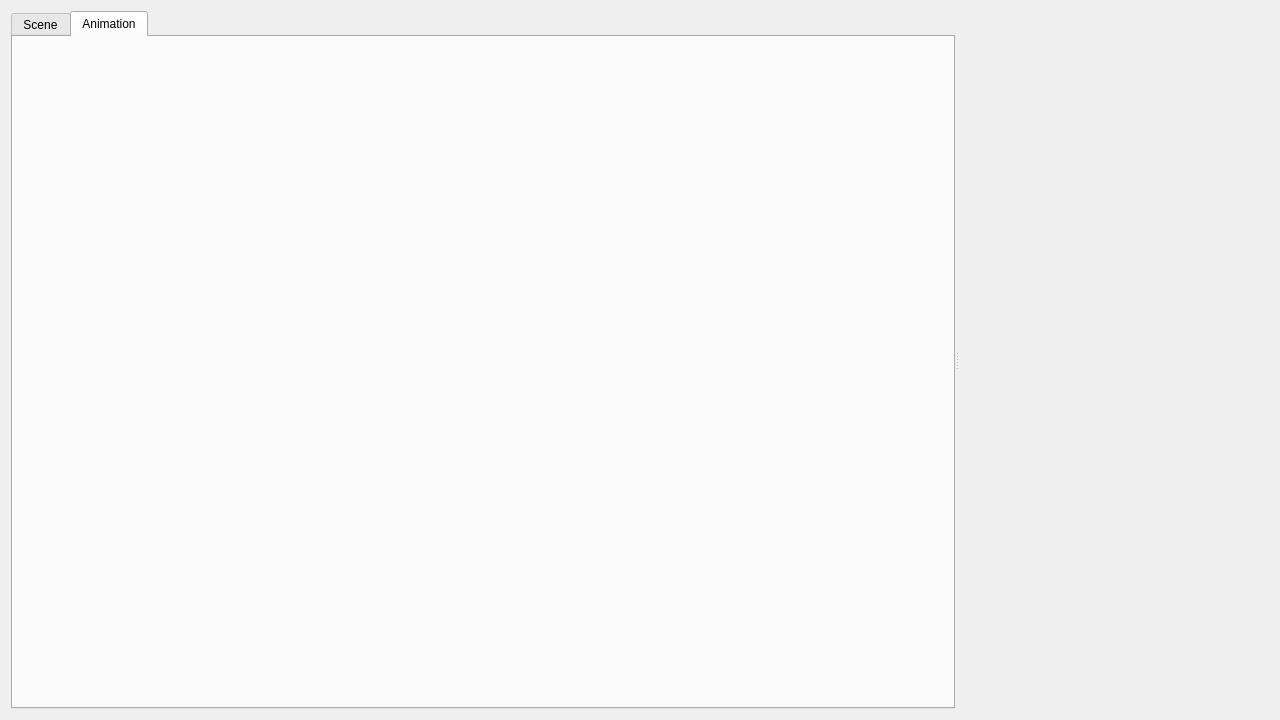
Before: the Qt Designer form UI/mainwindow.ui in suchiz/Suchiz-Rendring-Engine, drawn with Qt 5.
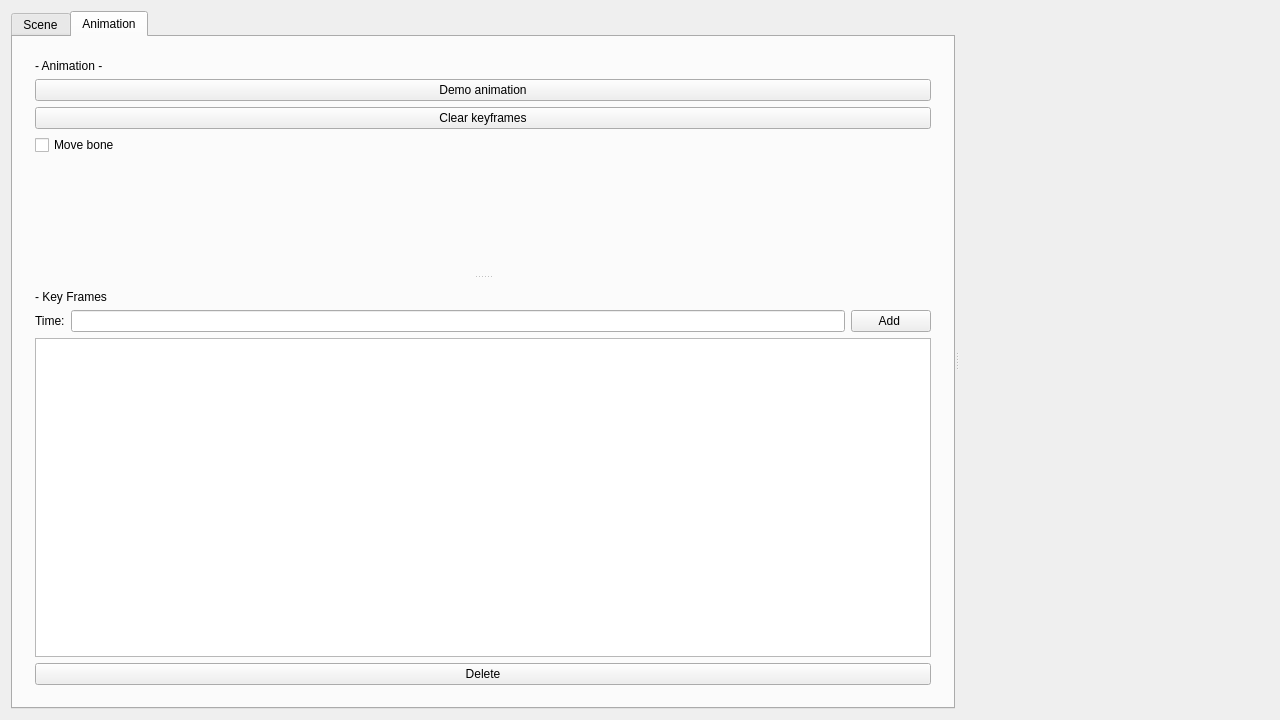
After: the same form once the commit is applied. The open tabs and pages were chosen to show the change.

```diff
--- a/UI/mainwindow.ui
+++ b/UI/mainwindow.ui
@@ -129,6 +129,106 @@
         <attribute name="title">
          <string>Animation</string>
         </attribute>
+        <layout class="QHBoxLayout" name="horizontalLayout_5">
+         <item>
+          <widget class="QSplitter" name="animationSplitter">
+           <property name="orientation">
+            <enum>Qt::Vertical</enum>
+           </property>
+           <widget class="QWidget" name="">
+            <layout class="QVBoxLayout" name="verticalLayout_3">
+             <item>
+              <widget class="QLabel" name="label">
+               <property name="text">
+                <string>- Animation -</string>
+               </property>
+              </widget>
+             </item>
+             <item>
+              <widget class="QPushButton" name="animationDemoButton">
+               <property name="text">
+                <string>Demo animation</string>
+               </property>
+              </widget>
+             </item>
+             <item>
+              <widget class="QPushButton" name="clearKeyFramesButton">
+               <property name="text">
+                <string>Clear keyframes</string>
+               </property>
+              </widget>
+             </item>
+             <item>
+              <widget class="QCheckBox" name="moveBoneCheckBox">
+               <property name="text">
+                <string>Move bone</string>
+               </property>
+              </widget>
+             </item>
+             <item>
+              <spacer name="verticalSpacer_2">
+               <property name="orientation">
+                <enum>Qt::Vertical</enum>
+               </property>
+               <property name="sizeHint" stdset="0">
+                <size>
+                 <width>20</width>
+                 <height>40</height>
+                </size>
+               </property>
+              </spacer>
+             </item>
+            </layout>
+           </widget>
+           <widget class="QWidget" name="">
+            <layout class="QVBoxLayout" name="verticalLayout_4">
+             <item>
+              <widget class="QLabel" name="label_2">
+               <property name="text">
+                <string>- Key Frames</string>
+               </property>
+              </widget>
+             </item>
+             <item>
+              <layout class="QHBoxLayout" name="horizontalLayout_4">
+               <item>
+                <layout class="QFormLayout" name="formLayout">
+                 <item row="0" column="0">
+                  <widget class="QLabel" name="timeLabel">
+                   <property name="text">
+                    <string>Time:</string>
+                   </property>
+                  </widget>
+                 </item>
+                 <item row="0" column="1">
+                  <widget class="QLineEdit" name="timeLineEdit"/>
+                 </item>
+                </layout>
+               </item>
+               <item>
+                <widget class="QPushButton" name="addKeyFrameButton">
+                 <property name="text">
+                  <string>Add </string>
+                 </property>
+                </widget>
+               </item>
+              </layout>
+             </item>
+             <item>
+              <widget class="QListWidget" name="keyFramesList"/>
+             </item>
+             <item>
+              <widget class="QPushButton" name="deleteKeyFrameButton">
+               <property name="text">
+                <string>Delete</string>
+               </property>
+              </widget>
+             </item>
+            </layout>
+           </widget>
+          </widget>
+         </item>
+        </layout>
        </widget>
       </widget>
       <widget class="QWidget" name="sceneContainer" native="true"/>
```
Left out of the diff: 2 changed lines with no effect on the pictures.
